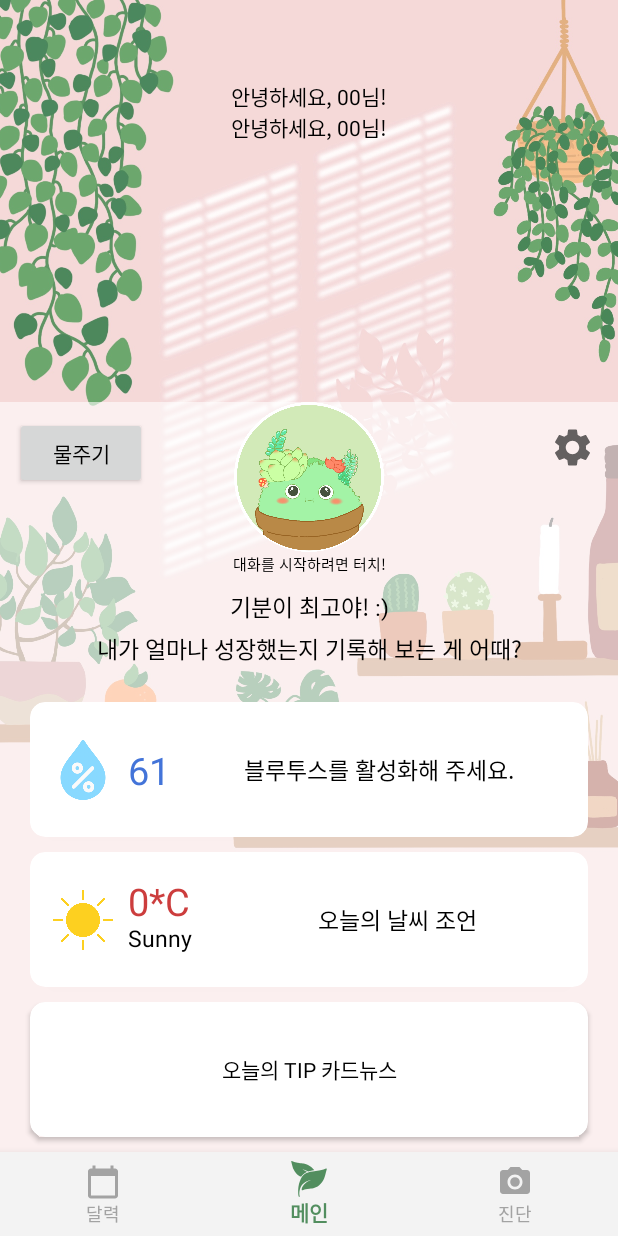
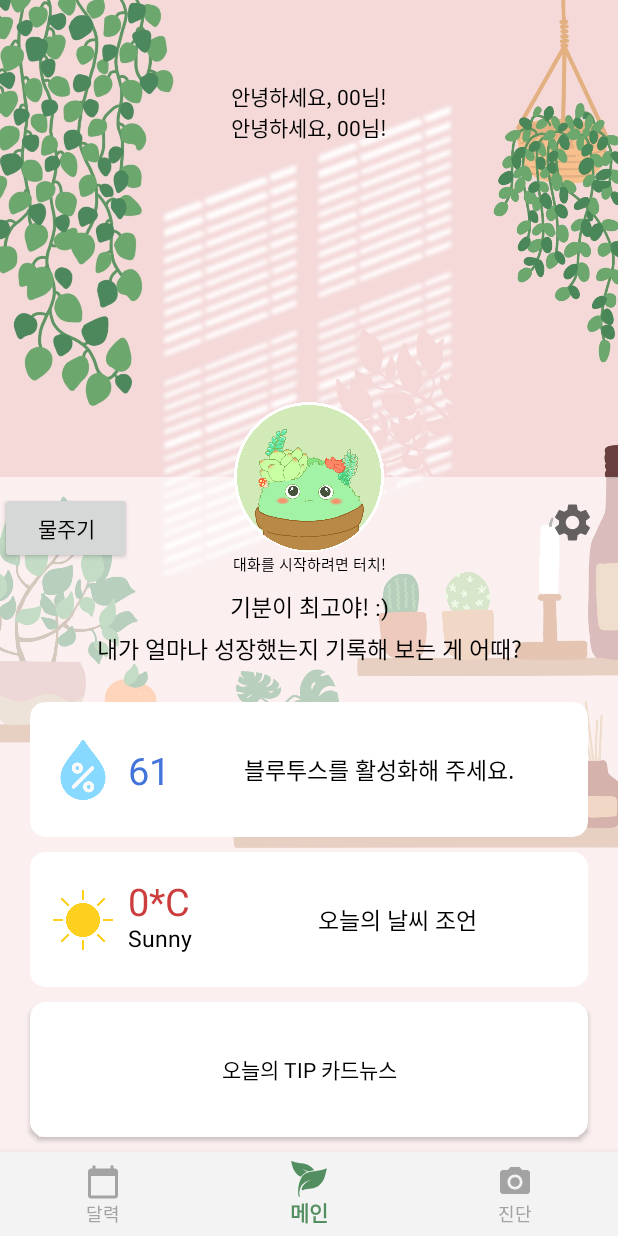
Before and after one commit to Leafy-Your-new-buddy/Leafy, an Android app: the MainFragment screen opened directly, with no data from a screen before it, on a phone screen of 412 x 824 dp. Run offline under Robolectric (Android 15) with nearby library versions, the light colour scheme and no system bars; our stand-ins replace Firebase (no records; nobody signed in at launch, a user with empty details on screens opened directly); libraries missing offline, so code that uses them is left out: com.loopj.android.

Commit message:
메인수정&카드뉴스연결

```diff
--- a/app/src/main/AndroidManifest.xml
+++ b/app/src/main/AndroidManifest.xml
@@ -19,6 +19,9 @@
         android:theme="@style/Theme.Leafy">
         <activity android:name=".PopupActivity" android:theme="@android:style/Theme.Dialog"></activity>
         <activity android:name=".DiagnoseActivity" />
+        <activity android:name=".CardNewsActivity" />
+        <activity android:name=".CardNews1" />
+        <activity android:name=".CardNews2" />
         <activity android:name=".LoginActivity">
             <intent-filter>
                 <action android:name="android.intent.action.MAIN" />
@@ -34,6 +37,7 @@
             android:configChanges="orientation|screenSize" />
         <activity android:name=".MainActivity" />
 
+
         <provider
             android:name="androidx.core.content.FileProvider"
             android:authorities="com.example.leafy"
--- a/app/src/main/java/com/example/leafy/CardNewsActivity.java
+++ b/app/src/main/java/com/example/leafy/CardNewsActivity.java
@@ -39,7 +39,7 @@ public class CardNewsActivity extends AppCompatActivity {
         });
 
         //뒤로가기
-        back_btn  = (ImageView) findViewById(R.id.imageView2);
+        /*back_btn  = (ImageView) findViewById(R.id.imageView2);
         back_btn.setOnClickListener(new View.OnClickListener() {
             @Override
             public void onClick(View v) {
@@ -50,6 +50,6 @@ public class CardNewsActivity extends AppCompatActivity {
                     Log.v("testerr",e.getMessage());
                 }
             }
-        });
+        });*/
     }
 }
--- a/app/src/main/java/com/example/leafy/MainFragment.java
+++ b/app/src/main/java/com/example/leafy/MainFragment.java
@@ -129,9 +129,6 @@ public class MainFragment extends Fragment implements View.OnClickListener{
         //카드뉴스
         cardNews = (TextView)view.findViewById(R.id.btn_cardnews);
         cardNews.setOnClickListener(this);
-
-
-        //NameofCity = (TextView)view.findViewById(R.id.cityName);
 
         go_set=(ImageButton) view.findViewById(R.id.setIcon);
 
--- /dev/null
+++ b/app/src/main/res/drawable/main_box_bg.xml
@@ -0,0 +1,22 @@
+<?xml version="1.0" encoding="utf-8"?>
+<layer-list xmlns:android="http://schemas.android.com/apk/res/android">
+    <item android:bottom="120dp">
+        <shape android:shape="rectangle" >
+
+            <gradient
+                android:startColor="#0047C8F8"
+                android:endColor="#0047C8F8"
+                android:angle="270" />
+        </shape>
+    </item>
+    <item android:top="50dp" >
+        <shape android:shape="rectangle" >
+
+            <gradient
+                android:startColor="#99FFFFFF"
+                android:endColor="#99FFFFFF"
+                android:angle="270" />
+            <size android:height="30dp" />
+        </shape>
+    </item>
+</layer-list>
--- a/app/src/main/res/layout/fragment_main.xml
+++ b/app/src/main/res/layout/fragment_main.xml
@@ -40,7 +40,7 @@
             android:id="@+id/container2"
             android:layout_alignParentBottom="true"
             android:layout_width="match_parent"
-            android:background="#99FFFFFF"
+            android:background="@drawable/main_box_bg"
             android:layout_height="wrap_content">
 
 
@@ -61,7 +61,8 @@
                 android:id="@+id/setIcon"
                 android:layout_width="30dp"
                 android:layout_height="30dp"
-                android:layout_margin="15dp"
+                android:layout_marginTop="65dp"
+                android:layout_marginRight="15dp"
                 android:background="@null"
                 android:scaleType="fitCenter"
                 android:src="@drawable/ic_setting"
@@ -96,7 +97,7 @@
                 android:layout_width="wrap_content"
                 android:layout_height="wrap_content"
                 android:layout_gravity="bottom"
-                android:layout_margin="10dp"
+                android:layout_marginTop="60dp"
                 android:text="물주기"
                 app:layout_constraintStart_toStartOf="parent"
                 app:layout_constraintTop_toTopOf="parent" />
```
